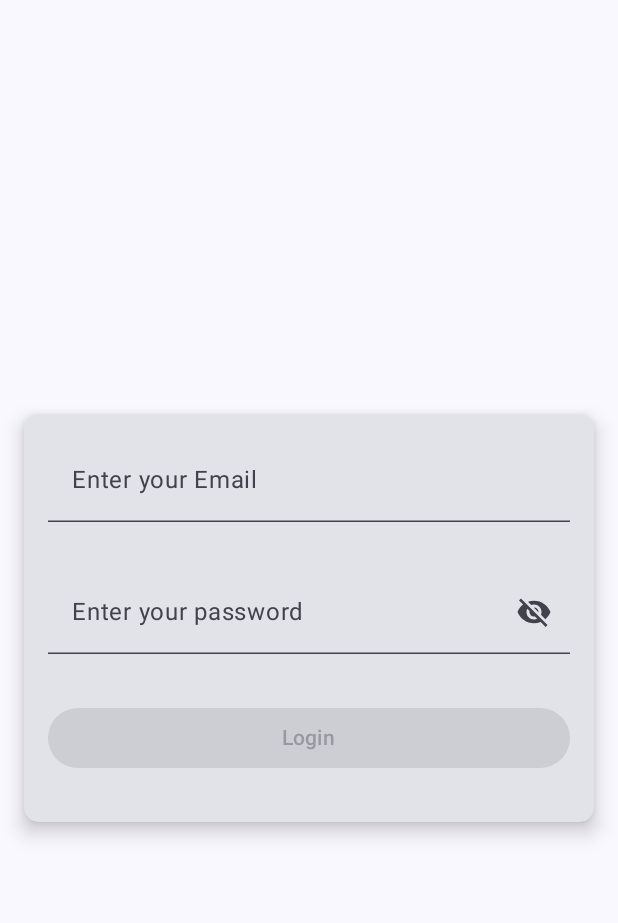
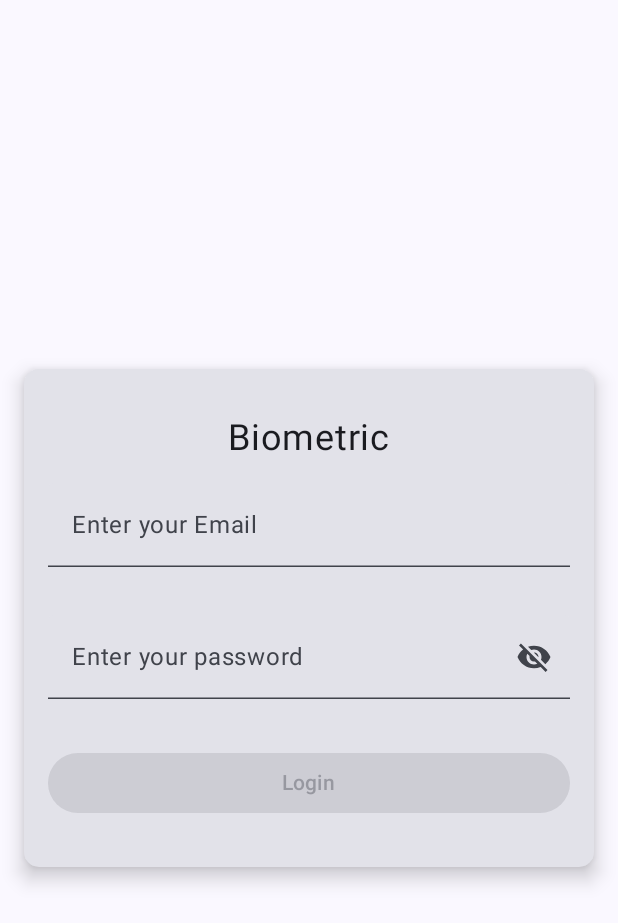
Before and after one commit to munbonecci/Biometrics, an Android app built with Jetpack Compose: the screen it shows after launch (MainActivity), on a phone screen of 412 x 824 dp. Shown: the top 923 px of the screen. Run offline under Robolectric (Android 15) with nearby library versions, the phone set to English and light mode, and no system bars.

Commit message:
Biometric Label added to Card

```diff
--- a/app/src/main/java/com/mun/bonecci/biometrics/LoginScreen.kt
+++ b/app/src/main/java/com/mun/bonecci/biometrics/LoginScreen.kt
@@ -24,6 +24,7 @@ import androidx.compose.ui.Modifier
 import androidx.compose.ui.platform.LocalContext
 import androidx.compose.ui.text.input.TextFieldValue
 import androidx.compose.ui.unit.dp
+import androidx.compose.ui.unit.sp
 import androidx.fragment.app.FragmentActivity
 import androidx.navigation.NavHostController
 import com.mun.bonecci.biometrics.biometric.BiometricAuthListener
@@ -113,6 +114,12 @@ fun LoginScreen(navController: NavHostController) {
             verticalArrangement = Arrangement.Center,
             horizontalAlignment = Alignment.CenterHorizontally
         ) {
+            Text(
+                text = "Biometric",
+                modifier = Modifier.padding(all = 16.dp),
+                fontSize = 24.sp
+            )
+
             // Text field for entering user email
             EmailTextField(email = email, onEmailChange = {
                 email = it
```
